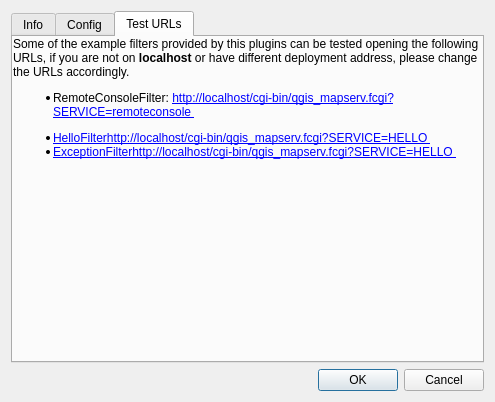
Before: the Qt Designer form Ui_HelloServer.ui in elpaso/qgis-helloserver, drawn with Qt 5.
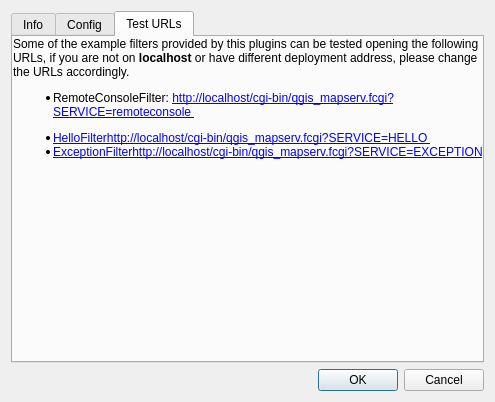
After: the same form once the commit is applied. The open tabs and pages were chosen to show the change.

Diff of the .ui file:
```diff
--- a/Ui_HelloServer.ui
+++ b/Ui_HelloServer.ui
@@ -161,7 +161,7 @@
 &lt;ul&gt;
 &lt;li&gt;RemoteConsoleFilter: &lt;a href=&quot;http://localhost/cgi-bin/qgis_mapserv.fcgi?SERVICE=remoteconsole&quot;&gt;http://localhost/cgi-bin/qgis_mapserv.fcgi?SERVICE=remoteconsole&lt;/a&lt;/li&gt;
 &lt;li&gt;HelloFilter&lt;a href=&quot;http://localhost/cgi-bin/qgis_mapserv.fcgi?SERVICE=HELLO&quot;&gt;http://localhost/cgi-bin/qgis_mapserv.fcgi?SERVICE=HELLO&lt;/a&lt;/li&gt;
-&lt;li&gt;ExceptionFilter&lt;a href=&quot;http://localhost/cgi-bin/qgis_mapserv.fcgi?SERVICE=EXCEPTION&quot;&gt;http://localhost/cgi-bin/qgis_mapserv.fcgi?SERVICE=HELLO&lt;/a&lt;/li&gt;
+&lt;li&gt;ExceptionFilter&lt;a href=&quot;http://localhost/cgi-bin/qgis_mapserv.fcgi?SERVICE=EXCEPTION&quot;&gt;http://localhost/cgi-bin/qgis_mapserv.fcgi?SERVICE=EXCEPTION&lt;/a&lt;/li&gt;
 &lt;/ul&gt;
 &lt;/p&gt;&lt;/body&gt;&lt;/html&gt;</string>
           </property>
```
